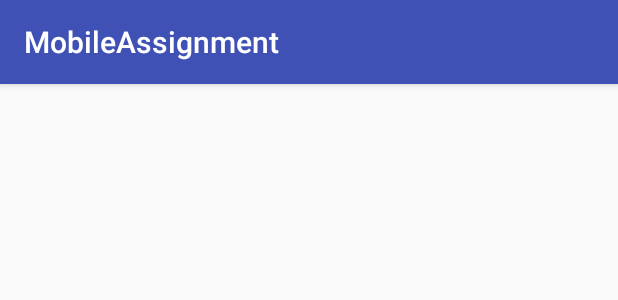
After one commit to EmmeDeveloper/MobileAssignment, an Android app: the layout activity_list.xml on its own in the app's theme, with its tools: preview values and no code run, on a phone screen of 412 x 824 dp. The commit adds this screen. Shown: the top 300 px of the screen. Run offline under Robolectric (Android 15) with nearby library versions, the phone set to English and light mode, and no system bars.

Commit message:
Completed ListActivity

```diff
--- a/app/build.gradle
+++ b/app/build.gradle
@@ -33,6 +33,7 @@ dependencies {
     annotationProcessor 'org.parceler:parceler:1.1.9'
     implementation 'com.github.bumptech.glide:glide:4.6.1'
     annotationProcessor 'com.github.bumptech.glide:compiler:4.6.1'
+    implementation 'com.android.support:recyclerview-v7:27.0.2'
 }
 
 repositories {
--- a/app/src/main/AndroidManifest.xml
+++ b/app/src/main/AndroidManifest.xml
@@ -44,6 +44,10 @@
         <activity
             android:name=".DetailsActivity"
             android:label="@string/title_activity_details"
+            android:theme="@style/AppTheme.NoActionBar" />
+        <activity
+            android:name=".ListActivity"
+            android:label="@string/title_activity_list"
             android:theme="@style/AppTheme.NoActionBar"></activity>
     </application>
 
--- /dev/null
+++ b/app/src/main/res/layout/activity_list.xml
@@ -0,0 +1,26 @@
+<?xml version="1.0" encoding="utf-8"?>
+<android.support.design.widget.CoordinatorLayout xmlns:android="http://schemas.android.com/apk/res/android"
+    xmlns:app="http://schemas.android.com/apk/res-auto"
+    xmlns:tools="http://schemas.android.com/tools"
+    android:layout_width="match_parent"
+    android:layout_height="match_parent"
+    tools:context="ed.mobileassignment.com.ListActivity">
+
+    <android.support.design.widget.AppBarLayout
+        android:layout_width="match_parent"
+        android:layout_height="wrap_content"
+        android:theme="@style/AppTheme.AppBarOverlay">
+
+        <android.support.v7.widget.Toolbar
+            android:id="@+id/toolbar"
+            android:layout_width="match_parent"
+            android:layout_height="?attr/actionBarSize"
+            android:background="?attr/colorPrimary"
+            app:popupTheme="@style/AppTheme.PopupOverlay"
+            app:title="MobileAssignment"/>
+
+    </android.support.design.widget.AppBarLayout>
+
+    <include layout="@layout/content_list" />
+
+</android.support.design.widget.CoordinatorLayout>
--- /dev/null
+++ b/app/src/main/res/layout/content_list.xml
@@ -0,0 +1,16 @@
+<?xml version="1.0" encoding="utf-8"?>
+<android.support.constraint.ConstraintLayout xmlns:android="http://schemas.android.com/apk/res/android"
+    xmlns:app="http://schemas.android.com/apk/res-auto"
+    xmlns:tools="http://schemas.android.com/tools"
+    android:layout_width="match_parent"
+    android:layout_height="match_parent"
+    app:layout_behavior="@string/appbar_scrolling_view_behavior"
+    tools:context="ed.mobileassignment.com.ListActivity"
+    tools:showIn="@layout/activity_list">
+
+    <android.support.v7.widget.RecyclerView
+        android:layout_width="match_parent"
+        android:layout_height="match_parent"
+        android:id="@+id/rcvList"
+        />
+</android.support.constraint.ConstraintLayout>
--- a/app/src/main/res/values/strings.xml
+++ b/app/src/main/res/values/strings.xml
@@ -92,4 +92,5 @@
         "when a user tries to pick up one of cards.\n\n"
     </string>
     <string name="action_settings">Settings</string>
+    <string name="title_activity_list">ListActivity</string>
 </resources>
--- a/app/src/main/res/values/styles.xml
+++ b/app/src/main/res/values/styles.xml
@@ -14,6 +14,7 @@
     </style>
 
     <style name="AppTheme.AppBarOverlay" parent="ThemeOverlay.AppCompat.Dark.ActionBar" />
+
     <style name="AppTheme.PopupOverlay" parent="ThemeOverlay.AppCompat.Light" />
 
 
```
Also changed, not shown: app/src/main/java/ed/mobileassignment/com/ListActivity.java (added, +36 -0 lines), app/src/main/java/ed/mobileassignment/com/ListPoiAdapter.java (added, +80 -0 lines), app/src/main/java/ed/mobileassignment/com/MainActivity.java (+12 -0 lines), app/src/main/res/layout/card_view_poi.xml (added, +43 -0 lines).
